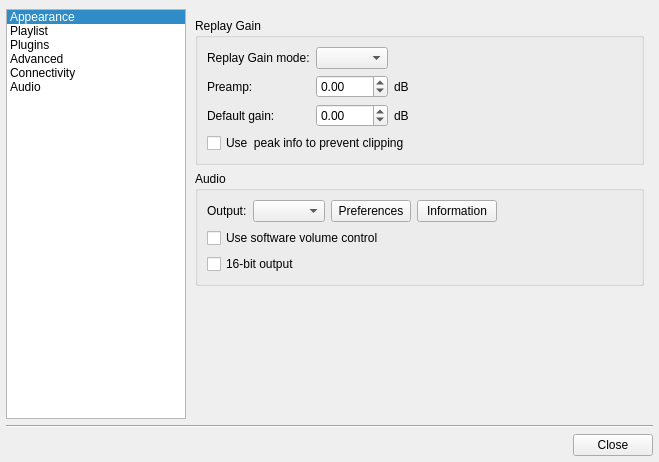
Before: the Qt Designer form src/ui/forms/configdialog.ui in ksv1986/qmmp-staging, drawn with Qt 5.
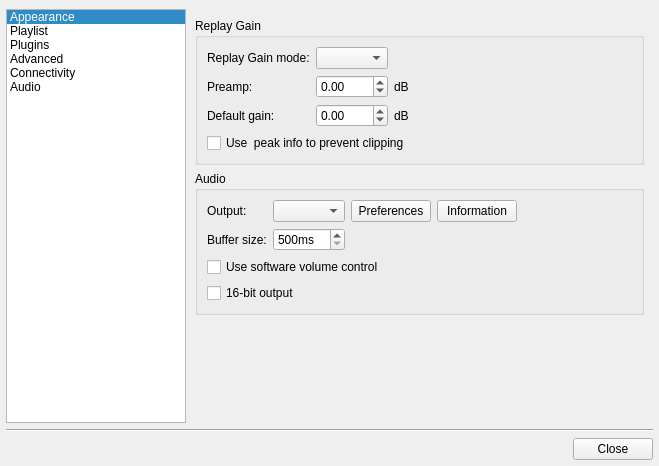
After: the same form once the commit is applied. The open tabs and pages were chosen to show the change. Icons and pictures are not drawn.

Commit message: added buffer size option

The edit to the form file:
```diff
--- a/src/ui/forms/configdialog.ui
+++ b/src/ui/forms/configdialog.ui
@@ -7,7 +7,7 @@
     <x>0</x>
     <y>0</y>
     <width>659</width>
-    <height>462</height>
+    <height>466</height>
    </rect>
   </property>
   <property name="windowTitle">
@@ -1117,6 +1117,12 @@
             </item>
             <item row="0" column="2">
              <widget class="QPushButton" name="outputPreferencesButton">
+              <property name="sizePolicy">
+               <sizepolicy hsizetype="Preferred" vsizetype="Fixed">
+                <horstretch>0</horstretch>
+                <verstretch>0</verstretch>
+               </sizepolicy>
+              </property>
               <property name="text">
                <string>Preferences</string>
               </property>
@@ -1124,6 +1130,12 @@
             </item>
             <item row="0" column="3">
              <widget class="QPushButton" name="outputInformationButton">
+              <property name="sizePolicy">
+               <sizepolicy hsizetype="Preferred" vsizetype="Fixed">
+                <horstretch>0</horstretch>
+                <verstretch>0</verstretch>
+               </sizepolicy>
+              </property>
               <property name="text">
                <string>Information</string>
               </property>
@@ -1139,20 +1151,62 @@
               </property>
               <property name="sizeHint" stdset="0">
                <size>
-                <width>110</width>
+                <width>20</width>
                 <height>20</height>
                </size>
               </property>
              </spacer>
             </item>
-            <item row="1" column="0" colspan="5">
+            <item row="1" column="0">
+             <widget class="QLabel" name="label_20">
+              <property name="text">
+               <string>Buffer size:</string>
+              </property>
+             </widget>
+            </item>
+            <item row="1" column="1">
+             <widget class="QSpinBox" name="bufferSizeSpinBox">
+              <property name="sizePolicy">
+               <sizepolicy hsizetype="Preferred" vsizetype="Fixed">
+                <horstretch>0</horstretch>
+                <verstretch>0</verstretch>
+               </sizepolicy>
+              </property>
+              <property name="suffix">
+               <string>ms</string>
+              </property>
+              <property name="minimum">
+               <number>500</number>
+              </property>
+              <property name="maximum">
+               <number>6000</number>
+              </property>
+              <property name="singleStep">
+               <number>50</number>
+              </property>
+             </widget>
+            </item>
+            <item row="1" column="2" colspan="3">
+             <spacer name="horizontalSpacer_6">
+              <property name="orientation">
+               <enum>Qt::Horizontal</enum>
+              </property>
+              <property name="sizeHint" stdset="0">
+               <size>
+                <width>266</width>
+                <height>20</height>
+               </size>
+              </property>
+             </spacer>
+            </item>
+            <item row="2" column="0" colspan="3">
              <widget class="QCheckBox" name="softVolumeCheckBox">
               <property name="text">
                <string>Use software volume control</string>
               </property>
              </widget>
             </item>
-            <item row="2" column="0" colspan="5">
+            <item row="3" column="0" colspan="2">
              <widget class="QCheckBox" name="use16BitCheckBox">
               <property name="text">
                <string>16-bit output</string>
```
The commit also changes 29 other files.
